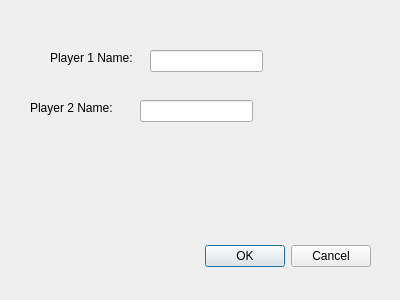
Before: the Qt Designer form Chapter 3/tictactoe/tictactoewidget.ui in starrynights89/Game_practice_Qt-5.10, drawn with Qt 5.
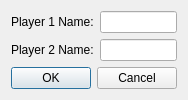
After: the same form once the commit is applied.

Patch:
```diff
--- a/Chapter 3/tictactoe/tictactoewidget.ui
+++ b/Chapter 3/tictactoe/tictactoewidget.ui
@@ -6,75 +6,45 @@
    <rect>
     <x>0</x>
     <y>0</y>
-    <width>400</width>
-    <height>300</height>
+    <width>174</width>
+    <height>93</height>
    </rect>
   </property>
   <property name="windowTitle">
    <string>Dialog</string>
   </property>
-  <widget class="QDialogButtonBox" name="buttonBox">
-   <property name="geometry">
-    <rect>
-     <x>30</x>
-     <y>240</y>
-     <width>341</width>
-     <height>32</height>
-    </rect>
-   </property>
-   <property name="orientation">
-    <enum>Qt::Horizontal</enum>
-   </property>
-   <property name="standardButtons">
-    <set>QDialogButtonBox::Cancel|QDialogButtonBox::Ok</set>
-   </property>
-  </widget>
-  <widget class="QLabel" name="label">
-   <property name="geometry">
-    <rect>
-     <x>50</x>
-     <y>50</y>
-     <width>91</width>
-     <height>16</height>
-    </rect>
-   </property>
-   <property name="text">
-    <string>Player 1 Name:</string>
-   </property>
-  </widget>
-  <widget class="QLabel" name="label_2">
-   <property name="geometry">
-    <rect>
-     <x>30</x>
-     <y>100</y>
-     <width>91</width>
-     <height>16</height>
-    </rect>
-   </property>
-   <property name="text">
-    <string>Player 2 Name:</string>
-   </property>
-  </widget>
-  <widget class="QLineEdit" name="lineEdit">
-   <property name="geometry">
-    <rect>
-     <x>150</x>
-     <y>50</y>
-     <width>113</width>
-     <height>22</height>
-    </rect>
-   </property>
-  </widget>
-  <widget class="QLineEdit" name="lineEdit_2">
-   <property name="geometry">
-    <rect>
-     <x>140</x>
-     <y>100</y>
-     <width>113</width>
-     <height>22</height>
-    </rect>
-   </property>
-  </widget>
+  <layout class="QGridLayout" name="gridLayout">
+   <item row="0" column="0">
+    <widget class="QLabel" name="player1Name">
+     <property name="text">
+      <string>Player 1 Name:</string>
+     </property>
+    </widget>
+   </item>
+   <item row="0" column="1">
+    <widget class="QLineEdit" name="lineEdit"/>
+   </item>
+   <item row="1" column="0">
+    <widget class="QLabel" name="player2Name">
+     <property name="text">
+      <string>Player 2 Name:</string>
+     </property>
+    </widget>
+   </item>
+   <item row="1" column="1">
+    <widget class="QLineEdit" name="lineEdit_2"/>
+   </item>
+   <item row="2" column="0" colspan="2">
+    <widget class="QDialogButtonBox" name="buttonBox">
+     <property name="orientation">
+      <enum>Qt::Horizontal</enum>
+     </property>
+     <property name="standardButtons">
+      <set>QDialogButtonBox::Cancel|QDialogButtonBox::Ok</set>
+     </property>
+    </widget>
+   </item>
+  </layout>
  </widget>
  <resources/>
  <connections>
```
